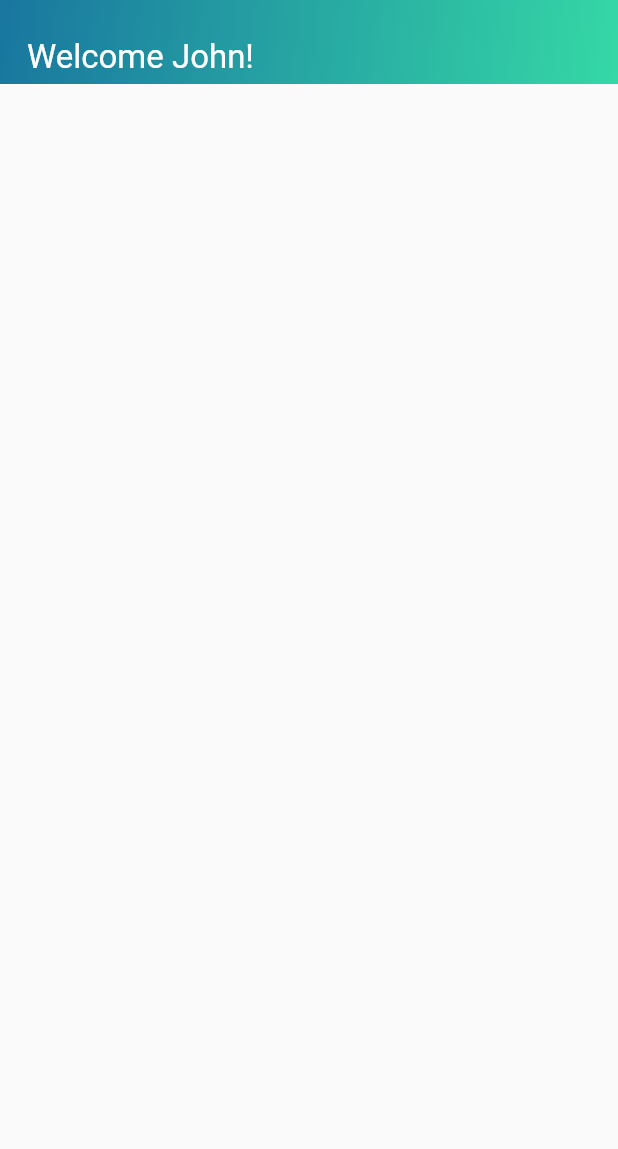
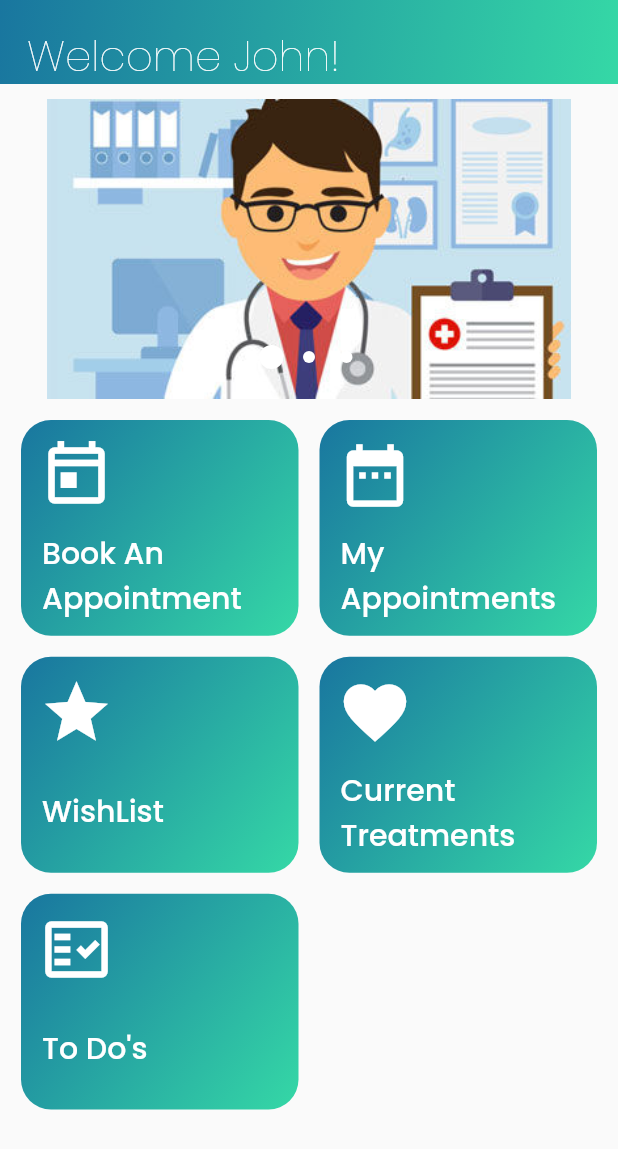
Before and after one commit to meetcse/PCare, a Flutter app: the HomePage screen opened by its route, on a phone screen of 412 x 824 dp. Shown: the top 1149 px of the screen. Run offline on Flutter 3.47's test engine with Material 2 defaults, Android fonts, the light colour scheme and no system bars; drawn by our look-alikes of carousel_pro; our stand-ins replace flushbar, flutter_mobx, google_fonts, mobx, progress_indicators, shared_preferences; accounts and stored records are empty; generated files the repository leaves out were written again.

Commit message:
Added Home Page for patients

```diff
--- a/lib/HomePage.dart
+++ /dev/null
@@ -1,44 +0,0 @@
-import 'package:flutter/material.dart';
-import 'package:pcare/constants/strings.dart';
-import 'package:pcare/routes/animation_route.dart';
-import 'package:pcare/routes/routes.dart';
-import 'package:pcare/widgets/custom_progress_indicator_widget.dart';
-import 'package:pcare/widgets/empty_app_bar_widget.dart';
-import 'package:pcare/widgets/main_app_bar_widget.dart';
-
-class HomePage extends StatefulWidget {
-  @override
-  _HomePageState createState() => _HomePageState();
-}
-
-class _HomePageState extends State<HomePage> {
-  Map<String, dynamic> _loggedInUser = {
-    "username": "John",
-  };
-
-  bool _isChange = false;
-  changeAppBarTitle() async {
-    Future.delayed(Duration(seconds: 5), () {
-      setState(() {
-        _isChange = true;
-      });
-    });
-  }
-
-  @override
-  void initState() {
-    // TODO: implement initState
-    super.initState();
-    // changeAppBarTitle();
-  }
-
-  @override
-  Widget build(BuildContext context) {
-    return Scaffold(
-      appBar: MainAppBarWidget(
-        //TODO: ADD ANIMATED TITLE IF POSSIBLE
-        title: UniversalStrings.welcome + ' ' + _loggedInUser['username'] + '!',
-      ),
-    );
-  }
-}
--- a/lib/constants/app_colors.dart
+++ b/lib/constants/app_colors.dart
@@ -5,6 +5,9 @@ class UniversalColors {
   static const Color gradientColorStart = Color(0xff19769F);
   static const Color gradientColorEnd = Color(0xff35D8A6);
   static const Color whiteColor = Colors.white;
+  static const Color gradientColorStart2 = Color(0xff8080FF);
+  // static const Color gradientColorEnd2 = Color(0xff538FFB);
+  static const Color gradientColorEnd2 = Color(0xffA462E2);
 
   static const Color lightBlue = Color(0xff5FE5BC);
   static const Color black = Color(0xff3E3E3E);
@@ -18,8 +21,14 @@ class UniversalColors {
       begin: Alignment.topLeft,
       end: Alignment.bottomRight);
 
+  static final Gradient secondaryGradient = LinearGradient(
+    colors: [gradientColorStart2, gradientColorEnd2],
+    begin: Alignment.topLeft,
+    end: Alignment.bottomRight,
+  );
+
   static final Gradient errorGradient = LinearGradient(
       colors: [errorGradientStart, errorGradientEnd],
-      begin: Alignment.topLeft,
-      end: Alignment.bottomRight);
+      begin: Alignment.topCenter,
+      end: Alignment.bottomCenter);
 }
--- /dev/null
+++ b/lib/constants/app_icons.dart
@@ -0,0 +1,11 @@
+import 'package:flutter/cupertino.dart';
+import 'package:flutter/material.dart';
+
+class UniversalIcons {
+  static const IconData bookAppointmentIcon = Icons.today_outlined;
+  // CupertinoIcons.calendar_badge_plus;
+  static const IconData myAppointments = Icons.date_range;
+  static const IconData wishlistDoctors = Icons.star;
+  static const IconData currentTreatment = Icons.favorite;
+  static const IconData todos = Icons.fact_check_outlined;
+}
--- a/lib/constants/app_theme.dart
+++ b/lib/constants/app_theme.dart
@@ -1,10 +1,14 @@
 import 'package:flutter/material.dart';
+import 'package:google_fonts/google_fonts.dart';
 import 'package:pcare/constants/app_colors.dart';
 
+class CustomTheme {
+  static ThemeData customTheme(BuildContext context) {
     ThemeData appTheme = ThemeData(
-  textTheme: TextTheme(
+      textTheme:
+          GoogleFonts.poppinsTextTheme(Theme.of(context).textTheme.copyWith(
                 headline1: TextStyle(
-      fontSize: 22,
+                  fontSize: 28,
                   color: UniversalColors.whiteColor,
                 ),
                 headline2: TextStyle(
@@ -15,13 +19,16 @@ ThemeData appTheme = ThemeData(
                     fontSize: 14,
                     // fontWeight: FontWeight.w500,
                     color: UniversalColors.black),
+                subtitle1: TextStyle(
+                    fontSize: 14,
+                    fontWeight: FontWeight.w500,
+                    color: UniversalColors.gradientColorStart),
                 button: TextStyle(
                     fontSize: 16,
                     // fontWeight: FontWeight.w500,
                     color: UniversalColors.whiteColor),
-    subtitle1: TextStyle(
-        fontSize: 14,
-        fontWeight: FontWeight.w500,
-        color: UniversalColors.gradientColorStart),
-  ),
+              )),
     );
+    return appTheme;
+  }
+}
--- a/lib/constants/dimensions.dart
+++ b/lib/constants/dimensions.dart
@@ -1,7 +1,7 @@
 class Dimensions {
   static const double appbarLeftMargin = 8;
   static const double appbarRightMargin = 8;
-  static const double appbarTopPadding = 20;
+  static const double appbarTopPadding = 0;
   static const double iconSize = 28;
   static const double textfieldBorderRadius = 5;
 }
--- a/lib/constants/strings.dart
+++ b/lib/constants/strings.dart
@@ -16,4 +16,14 @@ class UniversalStrings {
   static const String success = "Success";
   static const String home = "Home";
   static const String welcome = "Welcome";
+  static const String bookAppointment = "Book An Appointment";
+  static const String bookAppointmentId = "Book_Appointment";
+  static const String myAppointments = "My Appointments";
+  static const String myAppointmentsId = "My_Appointments";
+  static const String wishlist = "WishList";
+  static const String wishlistId = "WishList";
+  static const String currentTreatment = "Current Treatments";
+  static const String currentTreatmentId = "Current_Treatments";
+  static const String todos = "To Do's";
+  static const String todosId = "To_Do's";
 }
--- a/lib/main.dart
+++ b/lib/main.dart
@@ -1,15 +1,15 @@
-import 'package:animations/animations.dart';
 import 'package:flutter/material.dart';
-import 'package:pcare/HomePage.dart';
-import 'package:pcare/constants/preferences.dart';
+import 'package:flutter/services.dart';
+import 'package:pcare/constants/app_theme.dart';
 import 'package:pcare/routes/routes.dart';
 import 'package:pcare/store/login/login_store.dart';
-import 'package:pcare/ui/Registeration/sign_in.dart';
 import 'package:pcare/ui/splash_screen/splash_screen.dart';
 import 'package:provider/provider.dart';
-import 'package:shared_preferences/shared_preferences.dart';
 
 void main() {
+  SystemChrome.setSystemUIOverlayStyle(SystemUiOverlayStyle(
+      statusBarColor: Colors.transparent,
+      statusBarBrightness: Brightness.light));
   runApp(MyApp());
 }
 
@@ -29,6 +29,7 @@ class MyApp extends StatelessWidget {
         debugShowCheckedModeBanner: false,
         title: 'P Care',
         routes: routes,
+        theme: CustomTheme.customTheme(context),
         // onGenerateRoute: (settings) {
         //   print("HELLO");
         //   return PageRouteBuilder(pageBuilder: (context, a1, a2) {
--- a/lib/routes/animation_route.dart
+++ b/lib/routes/animation_route.dart
@@ -16,14 +16,11 @@ class AnimationRoute<T> extends MaterialPageRoute<T> {
   @override
   Widget buildTransitions(BuildContext context, Animation<double> animation,
       Animation<double> secondaryAnimation, Widget child) {
-    return FadeThroughTransition(
-      child: FadeThroughTransition(
-        animation: animation,
-        secondaryAnimation: secondaryAnimation,
-        child: child,
-      ),
+    return SharedAxisTransition(
+      child: child,
       animation: animation,
       secondaryAnimation: secondaryAnimation,
+      transitionType: SharedAxisTransitionType.scaled,
     );
   }
 }
--- a/lib/routes/routes.dart
+++ b/lib/routes/routes.dart
@@ -1,5 +1,5 @@
 import 'package:flutter/material.dart';
-import 'package:pcare/HomePage.dart';
+import 'package:pcare/ui/patient/HomePage.dart';
 import 'package:pcare/ui/Registeration/sign_in.dart';
 
 Map<String, WidgetBuilder> routes = {
--- a/lib/ui/Registeration/sign_in.dart
+++ b/lib/ui/Registeration/sign_in.dart
@@ -47,7 +47,7 @@ class _SigninState extends State<Signin> {
     return Scaffold(
       resizeToAvoidBottomInset: false,
       appBar: MainAppBarWidget(
-        isColor: true,
+
           // leading: BackButtonWidget(
           //   isBlackColor: true,
           // ),
@@ -67,7 +67,7 @@ class _SigninState extends State<Signin> {
                     children: [
                       Text(
                         UniversalStrings.signIn,
-                        style: appTheme.textTheme.headline2.copyWith(
+                        style: Theme.of(context).textTheme.headline2.copyWith(
                               fontSize: 28,
                             ),
                       ),
@@ -123,7 +123,7 @@ class _SigninState extends State<Signin> {
                           },
                           child: Text(
                             UniversalStrings.forgetPassword,
-                            style: appTheme.textTheme.headline6,
+                            style: Theme.of(context).textTheme.headline6,
                           ),
                         ),
                       ),
@@ -146,7 +146,7 @@ class _SigninState extends State<Signin> {
                         //TODO: ADD EMAIL AND PASS TO SHARED PREF WHEN
                         //LOGIN DURING API
                         Navigator.of(context)
-                            .push(AnimationRoute(builder: (context) {
+                            .pushReplacement(AnimationRoute(builder: (context) {
                           return routes['/home_page'](context);
                         }));
                         // FlushbarMessage.successMessage(context, " ");
@@ -173,7 +173,8 @@ class _SigninState extends State<Signin> {
                       left: MediaQuery.of(context).size.width * 0.47,
                       right: MediaQuery.of(context).size.width * 0.49),
                   child: Text(UniversalStrings.or,
-                      style: appTheme.textTheme.headline6, maxLines: 1),
+                      style: Theme.of(context).textTheme.headline6,
+                      maxLines: 1),
                 ),
                 //FB AND GOOGLE SIGN IN
                 Expanded(
@@ -195,7 +196,8 @@ class _SigninState extends State<Signin> {
                             print("Pressed FB");
                           },
                         ),
-                        RectangleButtonWidget(
+                        Expanded(
+                          child: RectangleButtonWidget(
                             isImage: true,
                             imageOutsideBorderWidth:
                                 MediaQuery.of(context).size.width * 0.48,
@@ -206,6 +208,7 @@ class _SigninState extends State<Signin> {
                               //TODO: Add functionality
                               print("Pressed GPlus");
                             },
+                          ),
                         ),
                       ],
                     ),
@@ -233,7 +236,8 @@ class _SigninState extends State<Signin> {
                                     },
                                     child: Text(
                                       UniversalStrings.loginWithMobile,
-                                      style: appTheme.textTheme.headline6,
+                                      style:
+                                          Theme.of(context).textTheme.headline6,
                                     ),
                                   ),
                                 )
@@ -249,7 +253,8 @@ class _SigninState extends State<Signin> {
                                     },
                                     child: Text(
                                       UniversalStrings.loginWithEmail,
-                                      style: appTheme.textTheme.headline6,
+                                      style:
+                                          Theme.of(context).textTheme.headline6,
                                     ),
                                   ),
                                 )
@@ -261,14 +266,15 @@ class _SigninState extends State<Signin> {
                               children: [
                                 Text(
                                   UniversalStrings.dontHaveAccount,
-                                  style: appTheme.textTheme.headline6,
+                                  style: Theme.of(context).textTheme.headline6,
                                 ),
                                 Container(
                                   padding: EdgeInsets.only(left: 2),
                                   child: GestureDetector(
                                     child: Text(
                                       UniversalStrings.createAccount,
-                                      style: appTheme.textTheme.subtitle1,
+                                      style:
+                                          Theme.of(context).textTheme.subtitle1,
                                     ),
                                   ),
                                 ),
--- /dev/null
+++ b/lib/ui/patient/HomePage.dart
@@ -0,0 +1,167 @@
+import 'package:carousel_pro/carousel_pro.dart';
+import 'package:flutter/material.dart';
+import 'package:pcare/constants/app_colors.dart';
+import 'package:pcare/constants/app_icons.dart';
+import 'package:pcare/constants/strings.dart';
+import 'package:pcare/routes/animation_route.dart';
+import 'package:pcare/routes/routes.dart';
+import 'package:pcare/widgets/custom_progress_indicator_widget.dart';
+import 'package:pcare/widgets/empty_app_bar_widget.dart';
+import 'package:pcare/widgets/main_app_bar_widget.dart';
+import 'package:pcare/widgets/single_chip_widget.dart';
+
+class HomePage extends StatefulWidget {
+  @override
+  _HomePageState createState() => _HomePageState();
+}
+
+class _HomePageState extends State<HomePage> {
+  Map<String, dynamic> _loggedInUser = {
+    "username": "John",
+  };
+
+  List<Map<String, dynamic>> _carouselImages = [
+    {
+      "image": 'assets/images/doctor1.jpg',
+    },
+    {
+      "image": 'assets/images/doctor2.jpg',
+    },
+    {
+      "image": 'assets/images/doctor3.png',
+    },
+  ];
+
+  List<Map<String, dynamic>> _categories = [
+    {
+      'id': UniversalStrings.bookAppointmentId,
+      'name': UniversalStrings.bookAppointment,
+      "color": UniversalColors.gradientColorStart,
+      "icon": UniversalIcons.bookAppointmentIcon,
+    },
+    {
+      "id": UniversalStrings.myAppointmentsId,
+      "name": UniversalStrings.myAppointments,
+      "color": UniversalColors.gradientColorStart,
+      "icon": UniversalIcons.myAppointments,
+    },
+    {
+      "id": UniversalStrings.wishlistId,
+      "name": UniversalStrings.wishlist,
+      "color": UniversalColors.gradientColorStart,
+      "icon": UniversalIcons.wishlistDoctors,
+    },
+    {
+      "id": UniversalStrings.currentTreatmentId,
+      "name": UniversalStrings.currentTreatment,
+      "color": UniversalColors.gradientColorStart,
+      "icon": UniversalIcons.currentTreatment,
+    },
+    {
+      "id": UniversalStrings.todosId,
+      "name": UniversalStrings.todos,
+      "color": UniversalColors.gradientColorStart,
+      "icon": UniversalIcons.todos,
+    }
+  ];
+
+  bool _isChange = false;
+  int _currentIndexForCarousel = 0;
+
+  changeAppBarTitle() async {
+    Future.delayed(Duration(seconds: 5), () {
+      setState(() {
+        _isChange = true;
+      });
+    });
+  }
+
+  @override
+  void initState() {
+    // TODO: implement initState
+    super.initState();
+    // changeAppBarTitle();
+  }
+
+  _getCarouselImages() {
+    List _images = [];
+    _carouselImages.forEach((element) {
+      _images.add(
+        Image(
+          image: AssetImage(element['image']),
+        ),
+      );
+    });
+    return _images;
+  }
+
+  @override
+  Widget build(BuildContext context) {
+    return Scaffold(
+      appBar: MainAppBarWidget(
+        //TODO: ADD ANIMATED TITLE IF POSSIBLE
+        title: UniversalStrings.welcome + ' ' + _loggedInUser['username'] + '!',
+      ),
+      body: _buildChildWidget(context),
+    );
+  }
+
+  Widget _buildChildWidget(BuildContext context) {
+    return Container(
+      height: MediaQuery.of(context).size.height,
+      margin: const EdgeInsets.only(top: 10),
+      child: SingleChildScrollView(
+        physics: BouncingScrollPhysics(),
+        child: Column(
+          mainAxisSize: MainAxisSize.min,
+          mainAxisAlignment: MainAxisAlignment.start,
+          children: [
+            //Image Slider
+            Container(
+              alignment: Alignment.topCenter,
+              height: 200,
+              width: MediaQuery.of(context).size.width,
+              margin: EdgeInsets.only(left: 8, right: 8),
+              child: Carousel(
+                images: _getCarouselImages(),
+                dotBgColor: Colors.transparent,
+                autoplay: true,
+                boxFit: BoxFit.fill,
+              ),
+            ),
+
+            Flexible(
+              fit: FlexFit.loose,
+              child: _buildChips(),
+            ),
+            SizedBox(
+              height: 12,
+            ),
+          ],
+        ),
+      ),
+    );
+  }
+
+  Widget _buildChips() {
+    return Container(
+      margin: const EdgeInsets.only(left: 14, right: 14, top: 14),
+      child: GridView.builder(
+          shrinkWrap: true,
+          physics: NeverScrollableScrollPhysics(),
+          itemCount: _categories.length,
+          gridDelegate: SliverGridDelegateWithFixedCrossAxisCount(
+            crossAxisCount: 2,
+            childAspectRatio: 90 / 70,
+            mainAxisSpacing: 14,
+            crossAxisSpacing: 14,
+          ),
+          itemBuilder: (context, index) {
+            return SingleChipWidget(
+                childText: _categories[index]['name'],
+                icon: _categories[index]['icon'],
+                color: _categories[index]['color']);
+          }),
+    );
+  }
+}
--- a/lib/ui/splash_screen/splash_screen.dart
+++ b/lib/ui/splash_screen/splash_screen.dart
@@ -1,5 +1,7 @@
 import 'package:flutter/material.dart';
 import 'package:pcare/constants/preferences.dart';
+import 'package:pcare/routes/animation_route.dart';
+import 'package:pcare/routes/routes.dart';
 import 'package:shared_preferences/shared_preferences.dart';
 
 class SplashScreen extends StatelessWidget {
@@ -8,9 +10,21 @@ class SplashScreen extends StatelessWidget {
       SharedPreferences _prefs = await SharedPreferences.getInstance();
       if (_prefs.getBool(Preferences.isLoggedIn) == null ||
           !_prefs.getBool(Preferences.isLoggedIn)) {
-        Navigator.pushReplacementNamed(context, '/sign_in');
+        Navigator.pushReplacement(
+          context,
+          AnimationRoute(builder: (context) {
+            return routes['/sign_in'](context);
+          }),
+        );
       } else {
-        Navigator.pushReplacementNamed(context, "/home_page");
+        //TODO: Navigate after checking doctor or patient
+
+        Navigator.pushReplacement(
+          context,
+          AnimationRoute(builder: (context) {
+            return routes['/home_page'](context);
+          }),
+        );
       }
     });
   }
--- a/lib/widgets/main_app_bar_widget.dart
+++ b/lib/widgets/main_app_bar_widget.dart
@@ -1,6 +1,5 @@
 import 'package:flutter/material.dart';
 import 'package:pcare/constants/app_colors.dart';
-import 'package:pcare/constants/app_theme.dart';
 import 'package:pcare/constants/dimensions.dart';
 
 class MainAppBarWidget extends StatelessWidget implements PreferredSizeWidget {
@@ -29,11 +28,11 @@ class MainAppBarWidget extends StatelessWidget implements PreferredSizeWidget {
           FocusScope.of(context).requestFocus(new FocusNode());
         },
         child: Container(
-          // alignment: Alignment.topLeft,
+          alignment: Alignment.centerLeft,
           // constraints: BoxConstraints.expand(),
           // margin: EdgeInsets.only(top: 20, bottom: 20),
-          padding: EdgeInsets.only(top: Dimensions.appbarTopPadding),
-          height: 80,
+          padding: EdgeInsets.only(top: appBarHeight / 3.5),
+          height: appBarHeight,
           // alignment: Alignment.centerLeft,
           decoration: isColor
               ? BoxDecoration(gradient: UniversalColors.primaryGradient)
@@ -44,6 +43,7 @@ class MainAppBarWidget extends StatelessWidget implements PreferredSizeWidget {
                 alignment: Alignment.centerLeft,
                 child: Row(
                   mainAxisAlignment: MainAxisAlignment.start,
+                  crossAxisAlignment: CrossAxisAlignment.center,
                   children: [
                     leading != null
                         ? Container(
@@ -75,7 +75,7 @@ class MainAppBarWidget extends StatelessWidget implements PreferredSizeWidget {
                                 child: Text(
                                   animatedTitle != null ? animatedTitle : '',
                                   key: ValueKey<String>(animatedTitle),
-                                  style: appTheme.textTheme.headline1,
+                                  style: Theme.of(context).textTheme.headline1,
                                   overflow: TextOverflow.ellipsis,
                                 ),
                               ),
@@ -88,13 +88,12 @@ class MainAppBarWidget extends StatelessWidget implements PreferredSizeWidget {
                               margin: EdgeInsets.only(left: 18),
                               child: Text(
                                 title != null ? title : '',
-                                style: appTheme.textTheme.headline1,
+                                style: Theme.of(context).textTheme.headline1,
                                 overflow: TextOverflow.ellipsis,
                               ),
                             ),
                           ),
-                    Expanded(
-                      child: Container(
+                    Container(
                       alignment: Alignment.centerRight,
                       margin: EdgeInsets.only(
                           left: Dimensions.appbarLeftMargin,
@@ -104,7 +103,6 @@ class MainAppBarWidget extends StatelessWidget implements PreferredSizeWidget {
                         children: [
                           actions != null ? actions : Container(),
                         ],
-                        ),
                       ),
                     ),
                   ],
--- a/lib/widgets/radio_button_widget.dart
+++ b/lib/widgets/radio_button_widget.dart
@@ -1,6 +1,5 @@
 import 'package:flutter/material.dart';
 import 'package:pcare/constants/app_colors.dart';
-import 'package:pcare/constants/app_theme.dart';
 
 class RadioButtonWidget extends StatelessWidget {
   final String itemText;
@@ -42,7 +41,7 @@ class RadioButtonWidget extends StatelessWidget {
               padding: EdgeInsets.only(left: 4),
               child: Text(
                 itemText,
-                style: appTheme.textTheme.headline6,
+                style: Theme.of(context).textTheme.headline6,
               ),
             ),
           ),
--- a/lib/widgets/rectangle_button_widget.dart
+++ b/lib/widgets/rectangle_button_widget.dart
@@ -50,7 +50,7 @@ class RectangleButtonWidget extends StatelessWidget {
                 )
               : Text(
                   childText != null ? childText : "",
-                  style: appTheme.textTheme.button,
+                  style: Theme.of(context).textTheme.button,
                 ),
         ),
       ),
--- /dev/null
+++ b/lib/widgets/single_chip_widget.dart
@@ -0,0 +1,59 @@
+import 'package:flutter/material.dart';
+import 'package:pcare/constants/app_colors.dart';
+
+class SingleChipWidget extends StatelessWidget {
+  final String childText;
+  final IconData icon;
+  final Color color;
+
+  SingleChipWidget(
+      {@required this.childText, @required this.icon, @required this.color});
+
+  @override
+  Widget build(BuildContext context) {
+    return Material(
+      elevation: 5.0,
+      color: Colors.transparent,
+      shadowColor: Colors.transparent,
+      child: Container(
+        height: 50,
+        width: 10,
+        decoration: BoxDecoration(
+          // color: color,
+
+          gradient: UniversalColors.primaryGradient,
+          borderRadius: BorderRadius.all(
+            Radius.circular(20),
+          ),
+        ),
+        child: Column(
+          mainAxisAlignment: MainAxisAlignment.start,
+          crossAxisAlignment: CrossAxisAlignment.start,
+          children: [
+            Container(
+              padding: const EdgeInsets.all(12),
+              child: Icon(
+                icon,
+                size: 50,
+                color: Colors.white,
+              ),
+            ),
+            Expanded(
+              child: Container(
+                padding: const EdgeInsets.only(bottom: 12, left: 14, right: 12),
+                alignment: Alignment.centerLeft,
+                child: Text(
+                  childText,
+                  overflow: TextOverflow.ellipsis,
+                  maxLines: 2,
+                  style:
+                      Theme.of(context).textTheme.button.copyWith(fontSize: 20),
+                ),
+              ),
+            ),
+          ],
+        ),
+      ),
+    );
+  }
+}
--- a/pubspec.yaml
+++ b/pubspec.yaml
@@ -36,6 +36,8 @@ dependencies:
   provider: ^4.3.2+2
   progress_indicators: ^0.1.5
   animations: ^1.1.2
+  carousel_pro: ^1.0.0
+  google_fonts: ^1.1.2
 
 dev_dependencies:
   flutter_test:
```
Also changed, not shown: assets/images/doctor1.jpg (added), assets/images/doctor2.jpg (added), assets/images/doctor3.png (added), pubspec.lock, 1 other file. Lines whose indentation alone changed are shown as unchanged.
